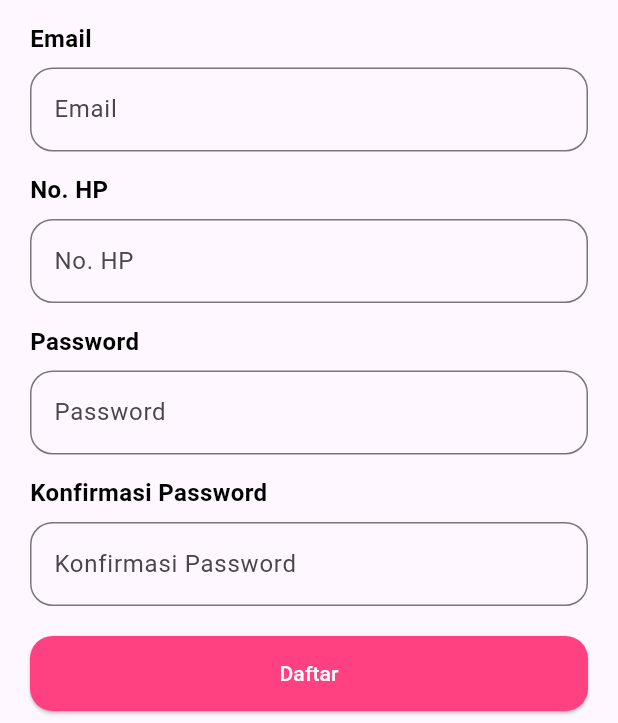
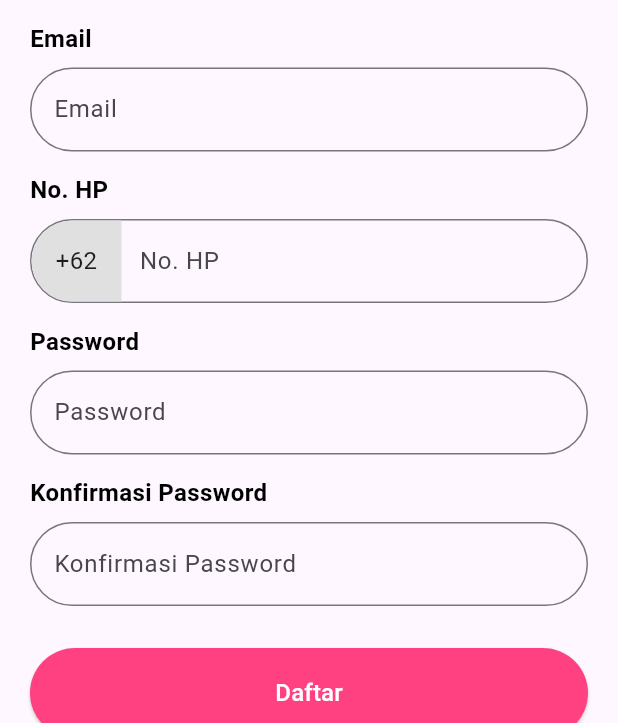
Before and after one commit to DJaegerScript/jagadis-mvp, a Flutter app: the screen it shows after launch, after a tap on "Daftar", on a phone screen of 412 x 824 dp, the part 513-1236 px from its top. Run offline on Flutter 3.47's test engine with Material 3 defaults, Android fonts, the phone set to English and light mode, and no system bars; our stand-ins replace flutter_secure_storage, synchronized.

Commit message:
Update Styling 80% Identical Register Screen

```diff
--- a/client/lib/authentication/screens/login_screen.dart
+++ b/client/lib/authentication/screens/login_screen.dart
@@ -207,22 +207,23 @@ class _LoginScreenState extends State<LoginScreen> {
                         ),
 
                         const SizedBox(
-                          height: 32,
+                          height: 40,
                         ),
 
                         ElevatedButton(
                           onPressed: _login,
                           style: ElevatedButton.styleFrom(
                             backgroundColor: Colors.pinkAccent,
-                            minimumSize: const Size(double.infinity, 50),
+                            minimumSize: Size(MediaQuery.of(context).size.width, 60),
                             shape: RoundedRectangleBorder(
-                              borderRadius: BorderRadius.circular(15)
+                              borderRadius: BorderRadius.circular(60)
                             )
                           ),
                           child: const Text(
                             "Masuk",
                             style: TextStyle(
                               color: Colors.white,
+                              fontSize: 16,
                             ),
                           )
                         ),
@@ -247,9 +248,9 @@ class _LoginScreenState extends State<LoginScreen> {
                           onPressed: _login,
                           style: ElevatedButton.styleFrom(
                             backgroundColor: Colors.white,
-                            minimumSize: const Size(double.infinity, 50),
+                            minimumSize: Size(MediaQuery.of(context).size.width, 60),
                             shape: RoundedRectangleBorder(
-                              borderRadius: BorderRadius.circular(15),
+                              borderRadius: BorderRadius.circular(60),
                               side: const BorderSide(
                                 color: Colors.black54
                               )
@@ -264,6 +265,7 @@ class _LoginScreenState extends State<LoginScreen> {
                             "Google",
                             style: TextStyle(
                               color: Colors.black,
+                              fontSize: 16,
                             ),
                           ),
                         ),
--- a/client/lib/authentication/screens/registration_screen.dart
+++ b/client/lib/authentication/screens/registration_screen.dart
@@ -199,7 +199,8 @@ class _RegistrationScreenState extends State<RegistrationScreen> {
                               return "Phone number cannot be empty";
                             }
                             return null;
-                          }
+                          },
+                          isForPhone: true,
                         ),
 
                         const SizedBox(
@@ -275,22 +276,23 @@ class _RegistrationScreenState extends State<RegistrationScreen> {
                         ),
 
                         const SizedBox(
-                          height: 20,
+                          height: 28,
                         ),
 
                         ElevatedButton(
                           onPressed: _register,
                           style: ElevatedButton.styleFrom(
                             backgroundColor: Colors.pinkAccent,
-                            minimumSize: const Size(double.infinity, 50),
+                            minimumSize: Size(MediaQuery.of(context).size.width, 60),
                             shape: RoundedRectangleBorder(
-                              borderRadius: BorderRadius.circular(15)
+                              borderRadius: BorderRadius.circular(60)
                             )
                           ),
                           child: const Text(
                             "Daftar",
                             style: TextStyle(
                               color: Colors.white,
+                              fontSize: 16,
                             ),
                           )
                         ),
--- a/client/lib/common/components/text_field_component.dart
+++ b/client/lib/common/components/text_field_component.dart
@@ -12,6 +12,7 @@ class TextFieldComponent extends StatelessWidget {
         this.inputFormatter,
         this.maxLines = 1,
         this.isTextObscured = false,
+        this.isForPhone = false,
         required this.action,
         required this.validator});
 
@@ -25,6 +26,7 @@ class TextFieldComponent extends StatelessWidget {
   final double? height;
   final bool isTextObscured;
   final String? initialValue;
+  final bool isForPhone;
 
   void handleAction(String? value) {
     action(value);
@@ -47,10 +49,33 @@ class TextFieldComponent extends StatelessWidget {
         // Only numbers can be entered,
         // Only numbers can be entered
         decoration: InputDecoration(
+          prefixIcon: isForPhone ? Padding(
+            padding: EdgeInsets.only(right: 8),
+            child: Container(
+            height: height,
+            width: 60,
+            margin: const EdgeInsets.only(left: 1),
+            decoration: BoxDecoration(
+              color: Colors.grey[300],
+              borderRadius: const BorderRadius.only(
+                  topLeft: Radius.circular(60),
+                  bottomLeft: Radius.circular(60)
+              ),
+            ),
+            child: const Padding(
+              padding: EdgeInsets.only(top: 15.5, bottom: 15.5),
+              child: Align(
+                alignment: Alignment.center,
+                child: Text('+62', style: TextStyle(fontSize: 16), textAlign: TextAlign.center,),
+              ),
+            )
+          )): null,
           hintText: hintText,
           labelText: labelText,
           alignLabelWithHint: true,
-          border: OutlineInputBorder(borderRadius: BorderRadius.circular(15)),
+          border: OutlineInputBorder(
+            borderRadius: BorderRadius.circular(60),
+          ),
         ),
         // Added behavior when name is typed
         onChanged: handleAction,
```
